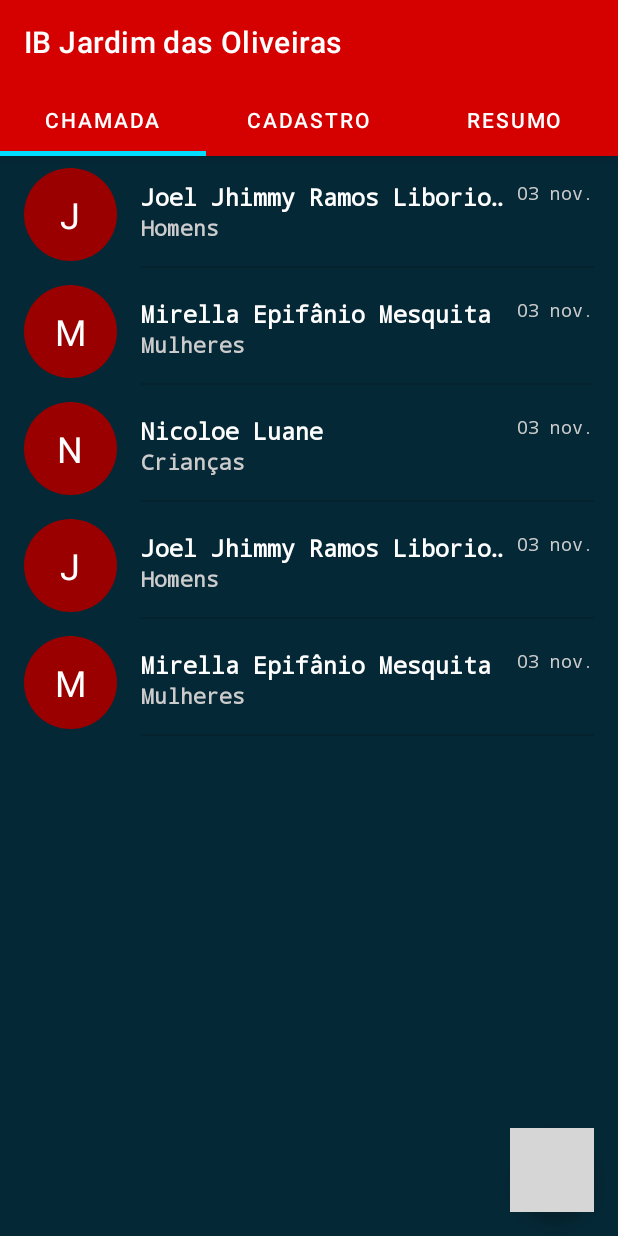
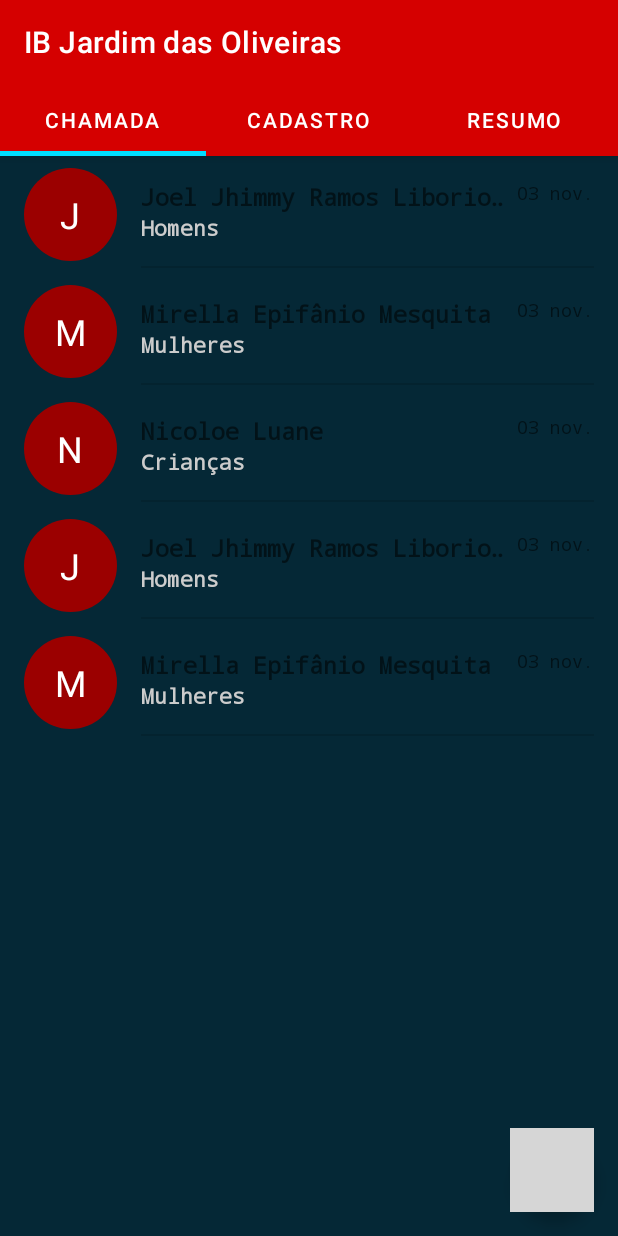
Before and after one commit to JhimmyLiborio/ebd-ibjo, an Android app: the screen it shows after launch (MainActivity), on a phone screen of 412 x 824 dp. Run offline under Robolectric (Android 15) with nearby library versions, the phone set to English and light mode, and no system bars; grey boxes are pictures that could not be loaded.

Commit message:
Definição e Remoção de cores do itens da lista

```diff
--- a/app/src/main/java/com/registro/componentes/tablayout_viewpager/ListaAlunosAdapter.java
+++ b/app/src/main/java/com/registro/componentes/tablayout_viewpager/ListaAlunosAdapter.java
@@ -47,9 +47,9 @@ public class ListaAlunosAdapter extends RecyclerView.Adapter<RecyclerView.ViewHo
         itemHolder.textClasse.setText(listaAluno.get(position).getClasse());
 
         // set Color
-        itemHolder.textNome.setTextColor( Color.WHITE );
+        //itemHolder.textNome.setTextColor(Color.WHITE);
         itemHolder.textClasse.setTextColor( Color.LTGRAY );
-        itemHolder.textData.setTextColor(Color.LTGRAY);
+        //itemHolder.textData.setTextColor(Color.LTGRAY);
     }
 
     // Tamanho da fonte de Dados
```
